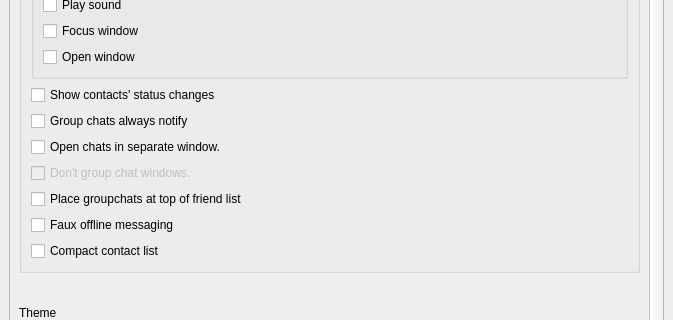
The window that src/widget/form/settings/generalsettings.ui (qTox/qTox) describes before a commit, drawn with Qt 5; both pictures show x 0 to 673 and y 503 to 823 of the 673 by 1100 pixel window.
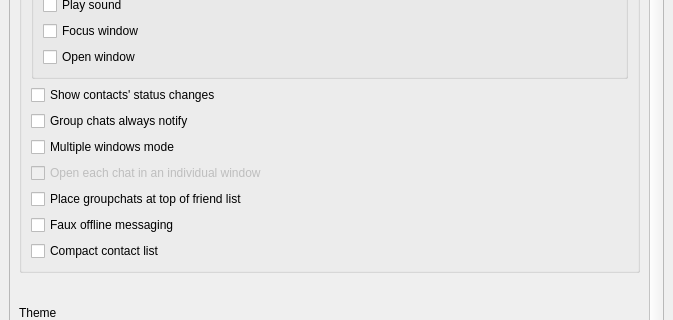
The same window after the commit. Custom widgets are drawn as their Qt base class.

Commit message: rename two options

```diff
--- a/src/widget/form/settings/generalsettings.ui
+++ b/src/widget/form/settings/generalsettings.ui
@@ -377,7 +377,7 @@
           <item>
            <widget class="QCheckBox" name="cbSeparateWindow">
             <property name="text">
-             <string>Open chats in separate window.</string>
+             <string>Multiple windows mode</string>
             </property>
            </widget>
           </item>
@@ -387,7 +387,7 @@
              <bool>false</bool>
             </property>
             <property name="text">
-             <string>Don't group chat windows.</string>
+             <string>Open each chat in an individual window</string>
             </property>
            </widget>
           </item>
```
